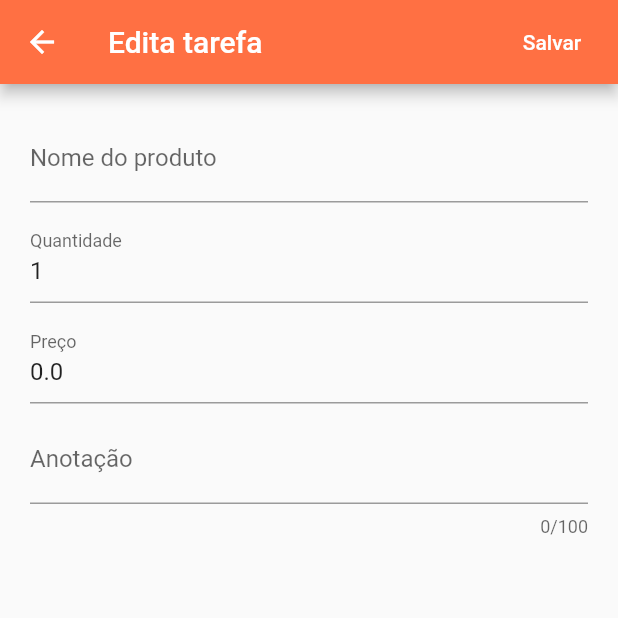
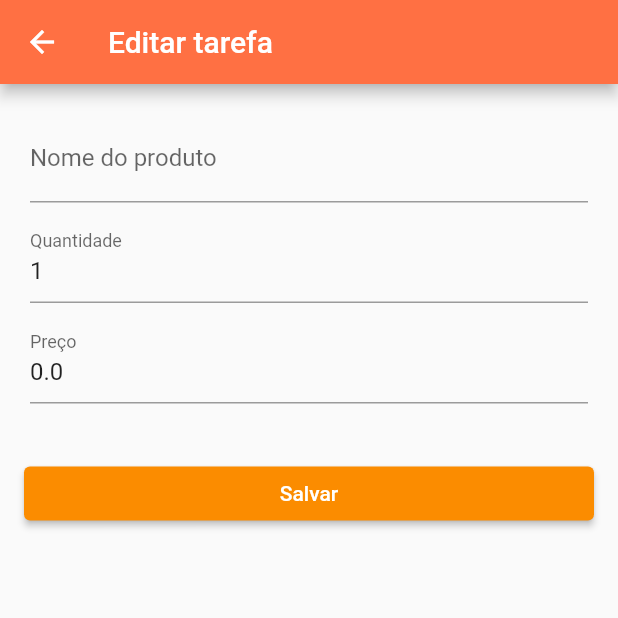
Before and after one commit to LucasOtaviani/flutter-checklist, a Flutter app: the UpateTask screen opened directly with empty values, on a phone screen of 412 x 824 dp, the top half of it. Run offline on Flutter 3.47's test engine with Material 2 defaults, Android fonts, the phone set to English and light mode, and no system bars; missing offline and left inert: dart:html.

Commit message:
Added fixes

```diff
--- a/lib/models/task.dart
+++ b/lib/models/task.dart
@@ -5,7 +5,6 @@ class Task {
   double value;
   bool finished;
   bool active;
-  String description;
 
   Task(
     this.id,
@@ -15,7 +14,6 @@ class Task {
       this.value = 0.0,
       this.finished = false,
       this.active = true,
-      this.description = "",
     }
   );
 }
--- a/lib/repositories/task.dart
+++ b/lib/repositories/task.dart
@@ -7,22 +7,12 @@ class TaskRepository
   TaskRepository()
   {
     if (tasks.isEmpty) {
-      tasks.add(Task(1, name: "Maçã", quantity: 15, value: 10, description: "Pegue apenas as maçãs grandes! As pequenas não da nem pra 2 mordidas."));
-      tasks.add(Task(2, name: "Pêra", quantity: 16, value: 90, finished: false));
-      tasks.add(Task(3, name: "Pepino", quantity: 10, value: 100, finished: false));
-      tasks.add(Task(4, name: "Pepino", quantity: 10, value: 100, finished: false));
-      tasks.add(Task(5, name: "Pepino", quantity: 10, value: 100, finished: false));
-      tasks.add(Task(6, name: "Pepino", quantity: 10, value: 100, finished: false));
-      tasks.add(Task(7, name: "Pepino", quantity: 10, value: 100, finished: false));
-      tasks.add(Task(8, name: "Pepino", quantity: 10, value: 100, finished: false));
-      tasks.add(Task(9, name: "Pepino", quantity: 10, value: 100, finished: false));
-      tasks.add(Task(10, name: "Pepino", quantity: 10, value: 100, finished: false));
-      tasks.add(Task(11, name: "Pepino", quantity: 10, value: 100, finished: false));
-      tasks.add(Task(12, name: "Pepino", quantity: 10, value: 100, finished: false));
-      tasks.add(Task(13, name: "Pepino", quantity: 10, value: 100, finished: false));
-      tasks.add(Task(14, name: "Pepino", quantity: 10, value: 100, finished: false));
-      tasks.add(Task(15, name: "Pepino", quantity: 10, value: 100, finished: false));
-      tasks.add(Task(16, name: "Pepino", quantity: 10, value: 100, finished: false));
+      tasks.add(Task(1, name: "Pão", quantity: 8, value: 0.25));
+      tasks.add(Task(2, name: "Manteiga", quantity: 1, value: 4.75, finished: false));
+      tasks.add(Task(3, name: "Sabonete", quantity: 3, value: 2.25, finished: false));
+      tasks.add(Task(4, name: "Shampoo", quantity: 2, value: 4.50, finished: false));
+      tasks.add(Task(5, name: "Alface", quantity: 1, value: 3.00, finished: false));
+      tasks.add(Task(6, name: "Chocolate", quantity: 2, value: 5.50, finished: false));
     }
   }
 
@@ -52,6 +42,5 @@ class TaskRepository
     task.name = newTask.name;
     task.quantity = newTask.quantity;
     task.value = newTask.value;
-    task.description = newTask.description;
   }
 }
--- a/lib/views/tasks/create.dart
+++ b/lib/views/tasks/create.dart
@@ -48,14 +48,9 @@ class CreateTask extends StatelessWidget {
                   SizedBox(height: 8),
                   TextFormField(
                     keyboardType: TextInputType.number,
-                    decoration: InputDecoration(labelText: "Preço"),
+                    decoration: InputDecoration(labelText: "Valor unitário"),
                     onSaved: (value) => _task.value = double.parse(value),
                     validator: (value) => value.isEmpty ? "Campo obrigatório" : null,
-                  ),
-                  SizedBox(height: 8),
-                  TextFormField(
-                    decoration: InputDecoration(labelText: "Anotação", isDense: true),
-                    onSaved: (value) => _task.description = value,
                   ),
                 ]
               ),
--- a/lib/views/tasks/index.dart
+++ b/lib/views/tasks/index.dart
@@ -17,6 +17,7 @@ class _IndexPageState extends State<IndexTasks> {
   List<Task> disabledTasks = [];
 
   bool canEdit = false;
+  String hiddenText = "Remover";
 
   initState() {
     super.initState();
@@ -152,7 +153,7 @@ class _IndexPageState extends State<IndexTasks> {
                 ),
                 SizedBox(width: 4),
                 Text(
-                  "(" + tasks.length.toString() + ")",
+                  "(" + tasks.length.toString() + " - R\$: " + total().toString() + ")",
                   style: TextStyle(
                     fontSize: 14,
                   ),
@@ -174,7 +175,7 @@ class _IndexPageState extends State<IndexTasks> {
                       background: Container(
                         color: Color(0xffff4b69),
                         child: Center(
-                          child: Text("Remover",
+                          child: Text(hiddenText,
                             style: TextStyle(
                               color: Colors.white
                             ),
@@ -183,12 +184,18 @@ class _IndexPageState extends State<IndexTasks> {
                       ),
                       onDismissed: (direction) {
                         if (direction == DismissDirection.startToEnd) {
+                          setState(() => this.hiddenText = "Remover");
+
                           repository.delete(task.id);
                           sort();
+
                           setState(() => this.tasks.remove(task));
                         } else if (direction == DismissDirection.endToStart) {
+                          setState(() => this.hiddenText = "Desabilitar");
+
                           repository.delete(task.id);
                           sort();
+
                           setState(() {
                             disabledTasks.add(task);
                             tasks.remove(task);
@@ -233,7 +240,7 @@ class _IndexPageState extends State<IndexTasks> {
                                 ),
                                 SizedBox(width: 4),
                                 Text(
-                                  "(" + tasks[index].quantity.toString() + " itens)",
+                                  "(" + task.quantity.toString() + " itens" + "- R\$: " + task.value.toString() + ")",
                                   style: TextStyle(
                                     fontSize: 12,
                                     decoration: tasks[index].finished
--- a/lib/views/tasks/update.dart
+++ b/lib/views/tasks/update.dart
@@ -25,21 +25,12 @@ class UpateTask extends StatelessWidget {
 
     return Scaffold(
       appBar: AppBar(
-        title: Text("Edita tarefa"),
+        title: Text("Editar tarefa"),
         centerTitle: false,
-        actions: [
-          FlatButton(
-            child: Text(
-              "Salvar",
-              style: TextStyle(
-                color: Colors.white,
       ),
-            ),
-            onPressed: () => onSave(context, task),
-          )
-        ],
-      ),
-      body: Container(
+      body: Column(
+        children: [
+          Container(
             margin: const EdgeInsets.all(20),
             child: Form(
               key: _formKey,
@@ -68,16 +59,34 @@ class UpateTask extends StatelessWidget {
                   onSaved: (value) => _task.value = double.parse(value),
                   validator: (value) => value.isEmpty ? "Campo obrigatório" : null,
                 ),
-            SizedBox(height: 8),
-            TextFormField(
-              maxLength: 100,
-              initialValue: task.description,
-              decoration: InputDecoration(labelText: "Anotação"),
-              onSaved: (value) => _task.description = value,
-            ),
               ]),
             ),
+          ),
+          Container(
+            margin: const EdgeInsets.all(16),
+            width: double.infinity,
+            child: RaisedButton(
+              child: Text(
+                "Salvar",
+                style: TextStyle(
+                  color: Colors.white,
+                ),
+              ),
+              onPressed: () => onSave(context, task),
+            ),
+          )
+        ],
       ),
     );
   }
 }
+
+// FlatButton(
+//             child: Text(
+//               "Salvar",
+//               style: TextStyle(
+//                 color: Colors.white,
+//               ),
+//             ),
+//             onPressed: () => onSave(context, task),
+//           )
```
Lines whose indentation alone changed are shown as unchanged.
